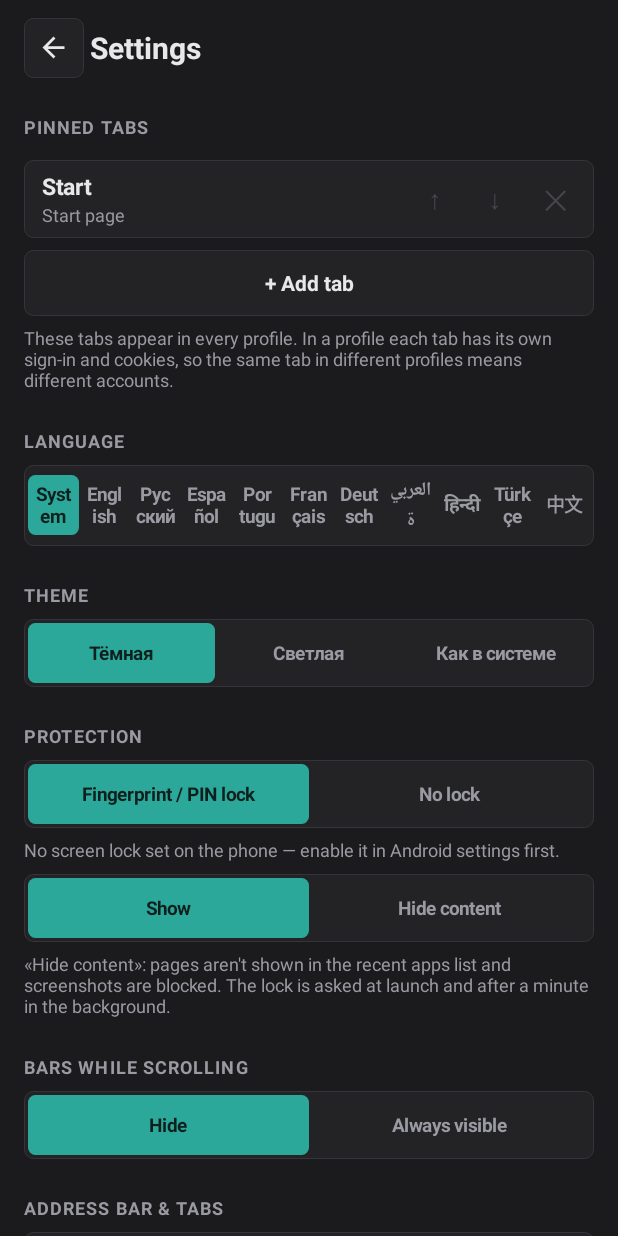
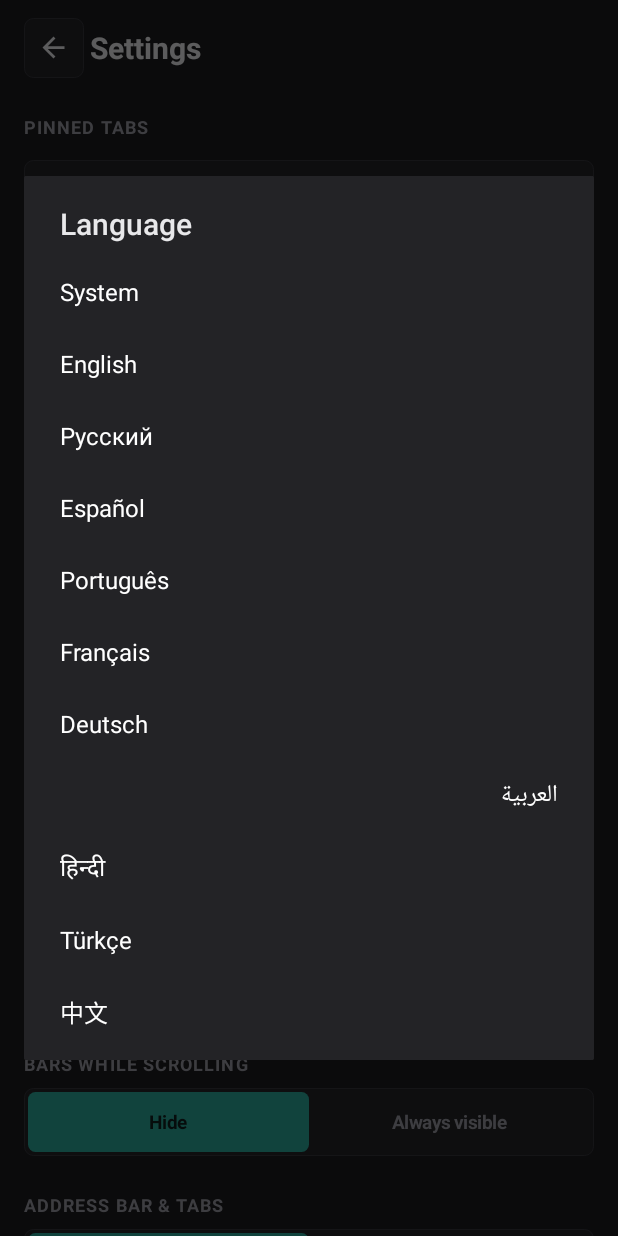
Before and after one commit to basilsolanji-hash/Browser, an Android app: the SettingsActivity screen opened directly, with no data from a screen before it, after a tap on "System", on a phone screen of 412 x 824 dp. Run offline under Robolectric (Android 15) with nearby library versions, the phone set to English and light mode, and no system bars; 1 other tap on this screen came first.

Commit message:
Localize theme labels; language as a dialog list
Co-Authored-By: Claude Opus 4.8 <noreply@anthropic.com>
Claude-Session: https://claude.ai/code/session_014xaTohxQRmnBzg5tNaWgTn

```diff
--- a/app/src/main/java/ru/multibrowser/SettingsActivity.kt
+++ b/app/src/main/java/ru/multibrowser/SettingsActivity.kt
@@ -54,11 +54,7 @@ class SettingsActivity : AppCompatActivity() {
         content.addView(button(Tr.t("add_tab")) { editPinDialog(null) })
         content.addView(hint(Tr.t("pinned_desc")))
         content.addView(sectionTitle(Tr.t("language")))
-        content.addView(segmented(Tr.CODES, Settings.language(this),
-            { if (it == "system") Tr.t("system") else Tr.NAMES[it] ?: it }) {
-            Settings.setLanguage(this, it)
-            recreate()
-        })
+        content.addView(button(languageLabel(Settings.language(this))) { languageDialog() })
         content.addView(sectionTitle(Tr.t("theme")))
         content.addView(themeSelector())
         content.addView(sectionTitle(Tr.t("protection")))
@@ -135,9 +131,15 @@ class SettingsActivity : AppCompatActivity() {
 
     // Смена темы пересоздаёт экраны с новыми цветами.
     private fun themeSelector() =
-        segmented(Settings.Theme.values().toList(), Settings.theme(this), { it.title }) {
+        segmented(Settings.Theme.values().toList(), Settings.theme(this), { themeLabel(it) }) {
             Settings.setTheme(this, it)
         }
+
+    private fun themeLabel(t: Settings.Theme) = when (t) {
+        Settings.Theme.DARK -> Tr.t("dark")
+        Settings.Theme.LIGHT -> Tr.t("light")
+        Settings.Theme.SYSTEM -> Tr.t("system")
+    }
 
     /** Сегментированный переключатель в стиле вкладок Gmail/Claude. */
     private fun <T> segmented(options: List<T>, current: T, label: (T) -> String, onPick: (T) -> Unit): View {
@@ -356,6 +358,20 @@ class SettingsActivity : AppCompatActivity() {
             .show()
     }
 
+    private fun languageLabel(code: String) = if (code == "system") Tr.t("system") else Tr.NAMES[code] ?: code
+
+    private fun languageDialog() {
+        val codes = Tr.CODES
+        val labels = codes.map { languageLabel(it) }.toTypedArray()
+        AlertDialog.Builder(this)
+            .setTitle(Tr.t("language"))
+            .setItems(labels) { _, i ->
+                Settings.setLanguage(this, codes[i])
+                recreate()
+            }
+            .show()
+    }
+
     private fun hint(text: String) = TextView(this).apply {
         this.text = text
         textSize = 12f
```
